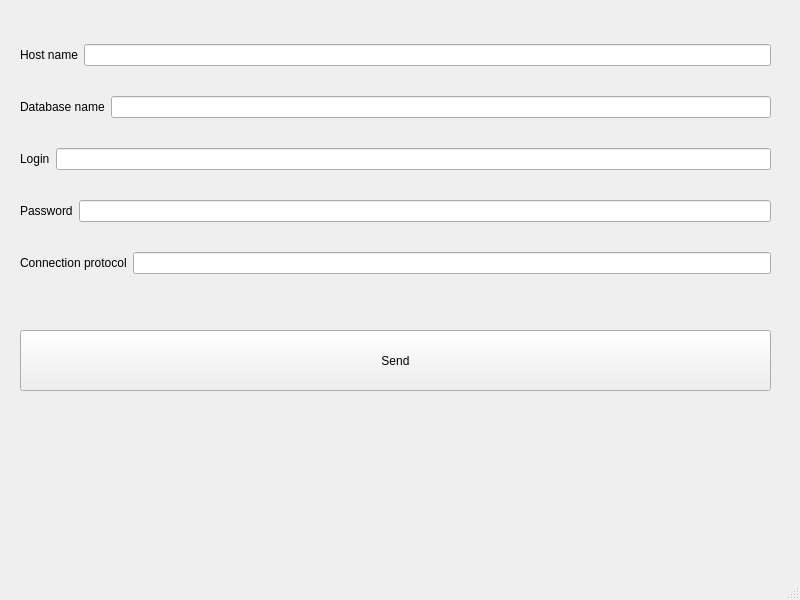
Old version of the form cross_platform_development_on_qt/qt_designer/task_1/mainwindow.ui in the repository Morgan-Co/Netology.
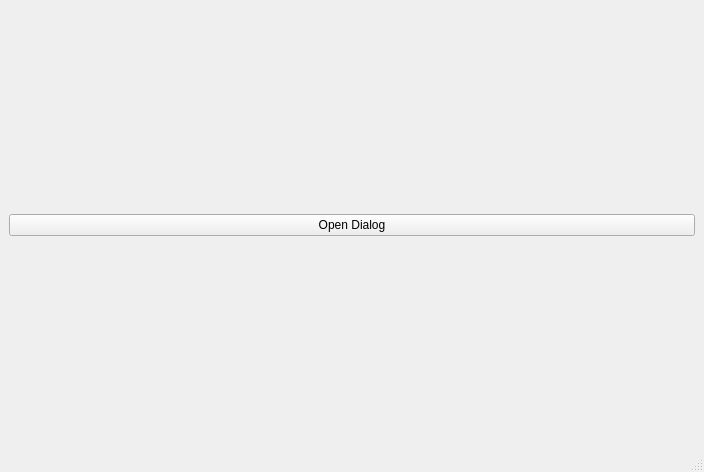
New version of the form.

```diff
--- a/cross_platform_development_on_qt/qt_designer/task_1/mainwindow.ui
+++ b/cross_platform_development_on_qt/qt_designer/task_1/mainwindow.ui
@@ -6,109 +6,23 @@
    <rect>
     <x>0</x>
     <y>0</y>
-    <width>800</width>
-    <height>600</height>
+    <width>704</width>
+    <height>472</height>
    </rect>
   </property>
   <property name="windowTitle">
    <string>MainWindow</string>
   </property>
   <widget class="QWidget" name="centralwidget">
-   <widget class="QWidget" name="verticalLayoutWidget">
-    <property name="geometry">
-     <rect>
-      <x>20</x>
-      <y>20</y>
-      <width>751</width>
-      <height>281</height>
-     </rect>
-    </property>
-    <layout class="QVBoxLayout" name="verticalLayout">
-     <item>
-      <layout class="QHBoxLayout" name="horizontalLayout_5">
-       <item>
-        <widget class="QLabel" name="label_5">
-         <property name="text">
-          <string>Host name</string>
-         </property>
-        </widget>
-       </item>
-       <item>
-        <widget class="QLineEdit" name="hostname"/>
-       </item>
-      </layout>
-     </item>
-     <item>
-      <layout class="QHBoxLayout" name="horizontalLayout_2">
-       <item>
-        <widget class="QLabel" name="label_2">
-         <property name="text">
-          <string>Database name</string>
-         </property>
-        </widget>
-       </item>
-       <item>
-        <widget class="QLineEdit" name="database_name"/>
-       </item>
-      </layout>
-     </item>
-     <item>
-      <layout class="QHBoxLayout" name="horizontalLayout">
-       <item>
-        <widget class="QLabel" name="label">
-         <property name="text">
-          <string>Login</string>
-         </property>
-        </widget>
-       </item>
-       <item>
-        <widget class="QLineEdit" name="login"/>
-       </item>
-      </layout>
-     </item>
-     <item>
-      <layout class="QHBoxLayout" name="horizontalLayout_3">
-       <item>
-        <widget class="QLabel" name="label_3">
-         <property name="text">
-          <string>Password</string>
-         </property>
-        </widget>
-       </item>
-       <item>
-        <widget class="QLineEdit" name="password"/>
-       </item>
-      </layout>
-     </item>
-     <item>
-      <layout class="QHBoxLayout" name="horizontalLayout_4">
-       <item>
-        <widget class="QLabel" name="label_4">
-         <property name="text">
-          <string>Connection protocol</string>
-         </property>
-        </widget>
-       </item>
-       <item>
-        <widget class="QLineEdit" name="connection_protocol"/>
-       </item>
-      </layout>
-     </item>
-    </layout>
-   </widget>
-   <widget class="QPushButton" name="pushButton">
-    <property name="geometry">
-     <rect>
-      <x>20</x>
-      <y>330</y>
-      <width>751</width>
-      <height>61</height>
-     </rect>
-    </property>
-    <property name="text">
-     <string>Send</string>
-    </property>
-   </widget>
+   <layout class="QHBoxLayout" name="horizontalLayout">
+    <item>
+     <widget class="QPushButton" name="push_dialog">
+      <property name="text">
+       <string>Open Dialog</string>
+      </property>
+     </widget>
+    </item>
+   </layout>
   </widget>
   <widget class="QMenuBar" name="menubar">
    <property name="geometry">
```
Left out of the diff: 2 changed lines with no effect on the pictures.
